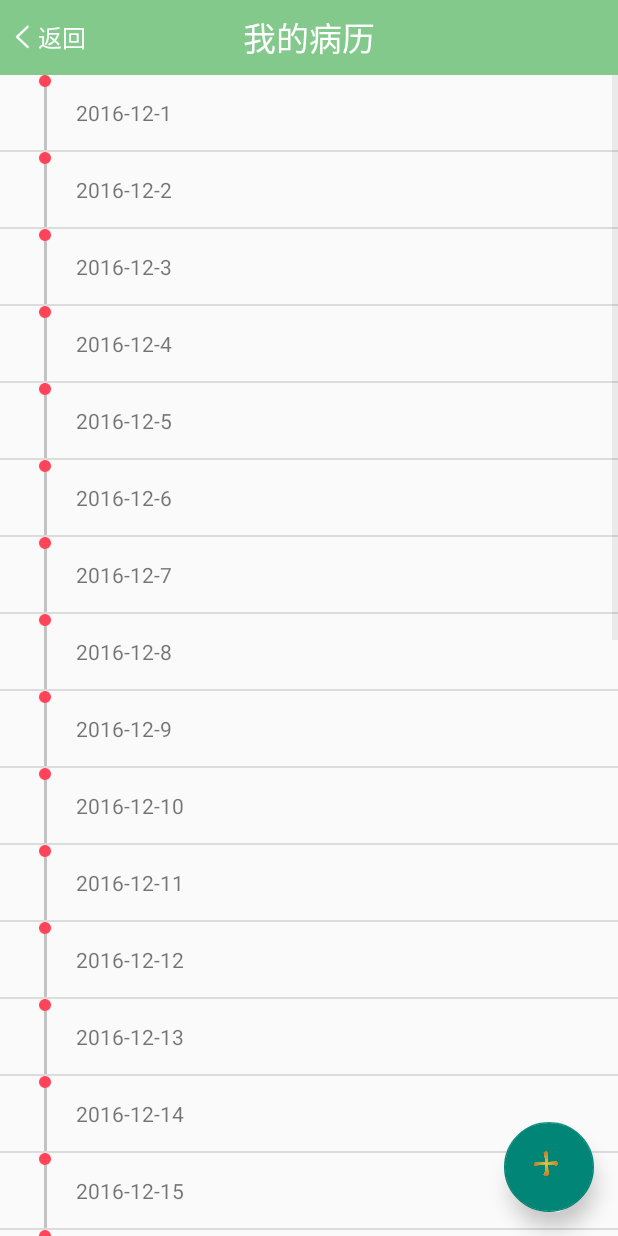
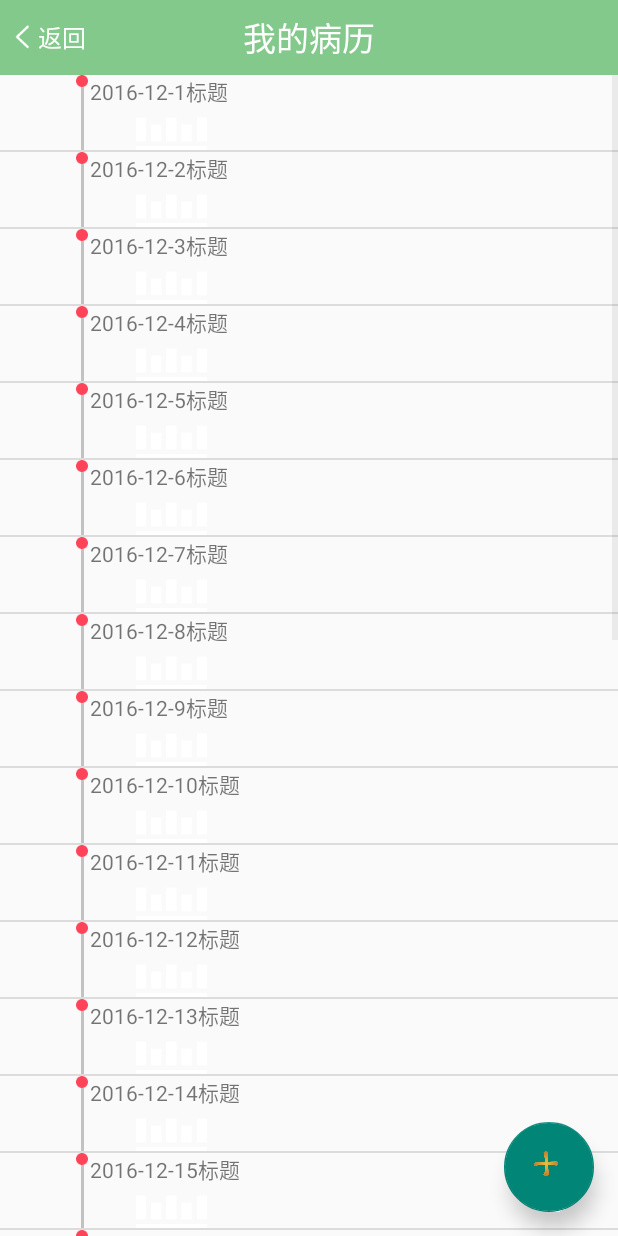
Before and after one commit to huacao123/MedicalSystem, an Android app: the AddCaseHistoryActivity screen opened directly, with no data from a screen before it, on a phone screen of 412 x 824 dp. Run offline under Robolectric (Android 15) with nearby library versions, the phone set to English and light mode, and no system bars; our stand-ins replace CircleImageView; libraries missing offline, so code that uses them is left out: cn.bmob.v3.

Commit message:
update07

```diff
--- a/app/src/main/res/layout/item_lv.xml
+++ b/app/src/main/res/layout/item_lv.xml
@@ -12,7 +12,7 @@
         <LinearLayout
             android:layout_width="10dp"
             android:layout_height="match_parent"
-            android:layout_marginLeft="25dp"
+            android:layout_marginLeft="50dp"
             android:orientation="vertical">
 
             <!--        <com.wendy.medicalsystem.widget.CircleImageView
@@ -27,7 +27,6 @@
                       android:layout_gravity="center"
                       android:src="@mipmap/new_message_notify" />
 
-
                    <View
                        android:layout_width="2dp"
                        android:layout_height="match_parent"
@@ -35,13 +34,47 @@
                        android:background="@color/main_embellishment_gray" />
         </LinearLayout>
 
+        <LinearLayout
+            android:layout_width="wrap_content"
+            android:layout_height="match_parent"
+            android:orientation="vertical">
+            <LinearLayout
+                android:layout_width="wrap_content"
+                android:layout_height="wrap_content"
+                android:orientation="horizontal">
                 <TextView
                     android:id="@+id/tv_content"
-                   android:layout_width="match_parent"
-                   android:layout_height="match_parent"
-                   android:layout_marginLeft="15dp"
+                    android:layout_width="wrap_content"
+                    android:layout_height="wrap_content"
                     android:gravity="center_vertical"
                     android:text="2016-12-20" />
+
+                <TextView
+                    android:id="@+id/tv_title"
+                    android:layout_width="wrap_content"
+                    android:layout_height="wrap_content"
+                    android:gravity="center_vertical"
+                    android:text="标题" />
+
+            </LinearLayout>
+
+            <LinearLayout
+                android:layout_width="wrap_content"
+                android:layout_height="wrap_content"
+                android:orientation="horizontal">
+
+                <ImageView
+                    android:layout_width="wrap_content"
+                    android:layout_height="wrap_content"
+                    android:src="@drawable/animation"/>
+            </LinearLayout>
+
+
+
+        </LinearLayout>
+
+
+
            </LinearLayout>
 
            <!--<View style="@style/common_line" />-->
```
Lines whose indentation alone changed are shown as unchanged.
